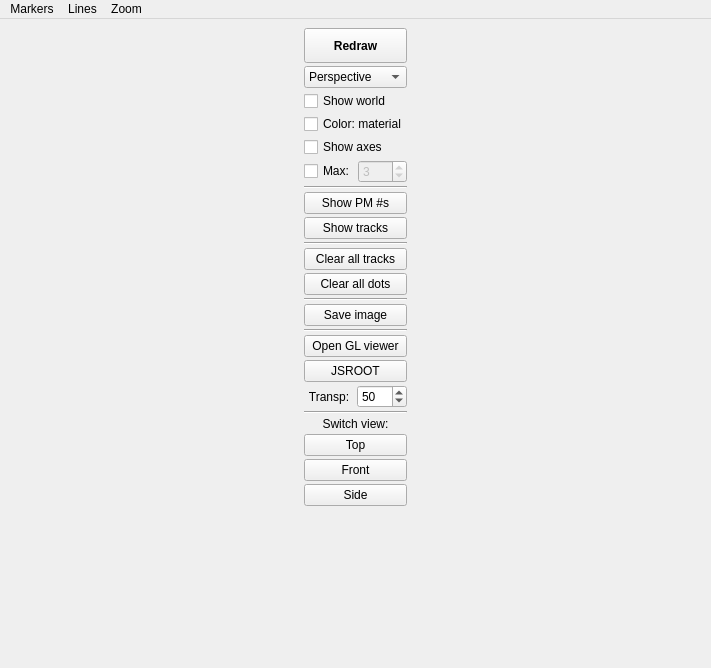
This is src/gui/geometrywindowclass.ui in andrmor/ANTS2 as Qt 5 draws it before an edit. The edited form follows.
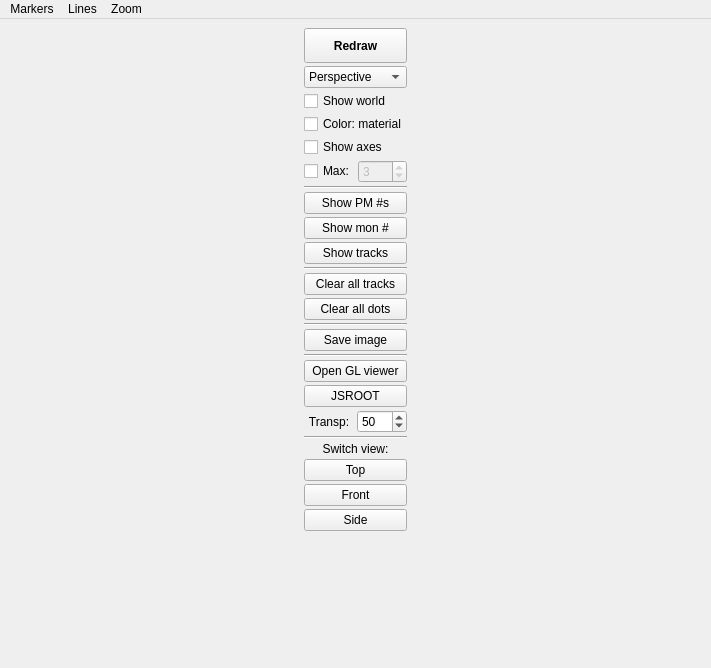
This is the edited form.

Commit message: monitor indexes can be shown on geometry window

The edit to the form file:
```diff
--- a/src/gui/geometrywindowclass.ui
+++ b/src/gui/geometrywindowclass.ui
@@ -152,6 +152,13 @@
          </property>
         </widget>
        </item>
+       <item>
+        <widget class="QPushButton" name="pbShowMonitorIndexes">
+         <property name="text">
+          <string>Show mon #</string>
+         </property>
+        </widget>
+       </item>
        <item>
         <widget class="QPushButton" name="pbShowTracks">
          <property name="text">
```
Left out of the diff: 2 changed lines with no effect on the pictures. The commit also changes 10 other files.
